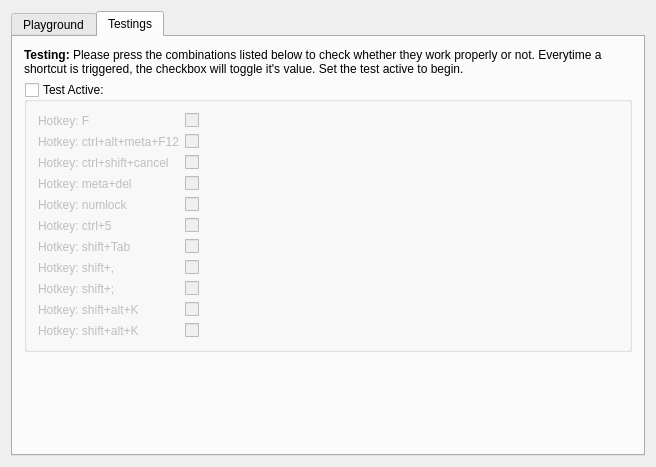
Before: the Qt Designer form HotkeyTest/hottestwidget.ui in Skycoder42/QHotkey, drawn with Qt 5.
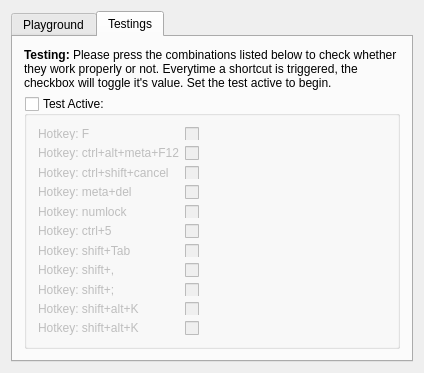
After: the same form once the commit is applied. The open tabs and pages were chosen to show the change.

The edit to the form file:
```diff
--- a/HotkeyTest/hottestwidget.ui
+++ b/HotkeyTest/hottestwidget.ui
@@ -6,8 +6,8 @@
    <rect>
     <x>0</x>
     <y>0</y>
-    <width>656</width>
-    <height>467</height>
+    <width>424</width>
+    <height>373</height>
    </rect>
   </property>
   <property name="windowTitle">
@@ -909,7 +909,7 @@
          <property name="sizeHint" stdset="0">
           <size>
            <width>20</width>
-           <height>40</height>
+           <height>0</height>
           </size>
          </property>
         </spacer>
```
